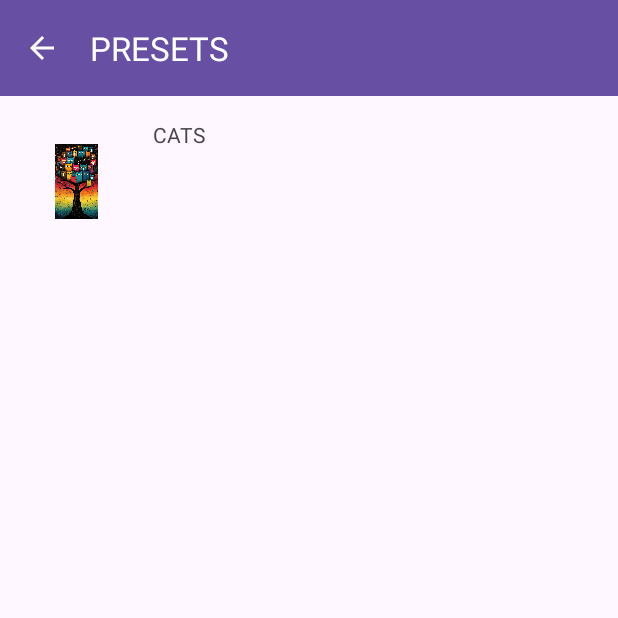
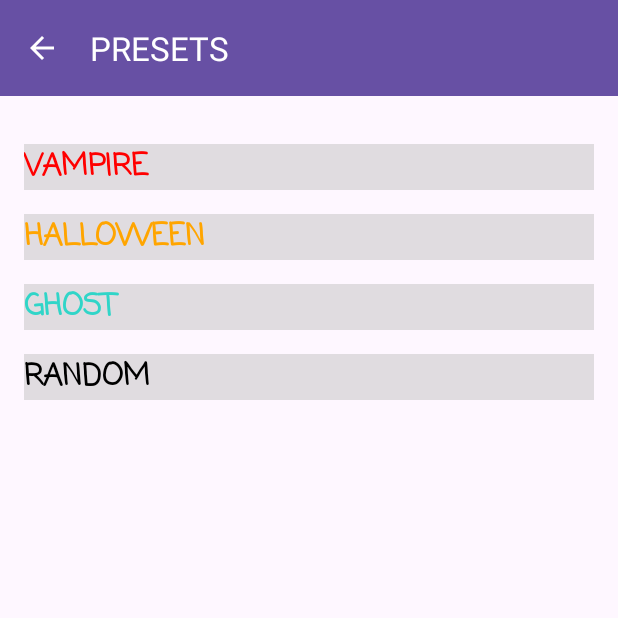
Before and after one commit to avburmel/DIGITART, an Android app: the PresetsActivity screen opened directly, with no data from a screen before it, on a phone screen of 412 x 824 dp, the top half of it. Run offline under Robolectric (Android 15) with nearby library versions, the phone set to English and light mode, and no system bars.

Commit message:
fix theme, fix some bugs, move presets activity

```diff
--- a/android/src/main/AndroidManifest.xml
+++ b/android/src/main/AndroidManifest.xml
@@ -23,10 +23,12 @@
         tools:targetApi="31">
         <activity
             android:name=".PresetsActivity"
-            android:exported="false" />
+            android:exported="false"
+            android:screenOrientation="portrait" />
         <activity
             android:name=".CommonSettingsActivity"
-            android:exported="false" />
+            android:exported="false"
+            android:screenOrientation="portrait" />
         <activity
             android:name=".ImageActivity"
             android:exported="false"
--- a/android/src/main/java/com/example/digitart/CommonSettingsActivity.java
+++ b/android/src/main/java/com/example/digitart/CommonSettingsActivity.java
@@ -62,6 +62,12 @@ public class CommonSettingsActivity extends AppCompatActivity {
             @Override
             public void onClick(View v){
                 onBackPressed();
+            }
+        });
+        toolbar.setOnClickListener(new View.OnClickListener() {
+            @Override
+            public void onClick(View v) {
+
             }
         });
     }
--- a/android/src/main/java/com/example/digitart/Presets.java
+++ b/android/src/main/java/com/example/digitart/Presets.java
@@ -2,11 +2,11 @@ package com.example.digitart;
 
 public class Presets {
     private String name;
-    private int imgResource;
+    private int color;
 
-    public Presets(String name, int flag) {
-        this.name=name;
-        this.imgResource=flag;
+    public Presets(String name, int color) {
+        this.name = name;
+        this.color = color;
     }
 
     public String getName() {
@@ -17,11 +17,11 @@ public class Presets {
         this.name = name;
     }
 
-    public int getImgResource() {
-        return this.imgResource;
+    public int getColor() {
+        return this.color;
     }
 
-    public void setFlagResource(int imgResource) {
-        this.imgResource = imgResource;
+    public void setColor(int color) {
+        this.color = color;
     }
 }
--- a/android/src/main/java/com/example/digitart/PresetsActivity.java
+++ b/android/src/main/java/com/example/digitart/PresetsActivity.java
@@ -50,14 +50,23 @@ public class PresetsActivity extends AppCompatActivity {
                 onBackPressed();
             }
         });
+        toolbar.setOnClickListener(new View.OnClickListener() {
+            @Override
+            public void onClick(View v) {
+
+            }
+        });
 
         setInitialData();
         RecyclerView recyclerView = findViewById(R.id.presets_list);
         PresetsAdapter adapter = new PresetsAdapter(this, presets);
         recyclerView.setAdapter(adapter);
     }
-    private void setInitialData(){
-        presets.add(new Presets ("CATS", R.drawable.cats_tree));
+    private void setInitialData() {
+        presets.add(new Presets ("VAMPIRE", 0xFFFF0000));
+        presets.add(new Presets ("HALLOWEEN", 0xFFFFA500));
+        presets.add(new Presets ("GHOST", 0xFF30D5C8));
+        presets.add(new Presets ("RANDOM", 0xFF000000));
     }
 
     @Override
--- a/android/src/main/java/com/example/digitart/PresetsAdapter.java
+++ b/android/src/main/java/com/example/digitart/PresetsAdapter.java
@@ -28,8 +28,8 @@ public class PresetsAdapter extends RecyclerView.Adapter<PresetsAdapter.ViewHold
     @Override
     public void onBindViewHolder(PresetsAdapter.ViewHolder holder, int position) {
         Presets state = presets.get(position);
-        holder.imgView.setImageResource(state.getImgResource());
         holder.nameView.setText(state.getName());
+        holder.nameView.setTextColor(state.getColor());
     }
 
     @Override
@@ -38,11 +38,9 @@ public class PresetsAdapter extends RecyclerView.Adapter<PresetsAdapter.ViewHold
     }
 
     public static class ViewHolder extends RecyclerView.ViewHolder {
-        final ImageView imgView;
         final TextView nameView;
         ViewHolder(View view){
             super(view);
-            imgView = view.findViewById(R.id.img);
             nameView = view.findViewById(R.id.name);
         }
     }
--- a/android/src/main/java/com/example/digitart/SettingsActivity.java
+++ b/android/src/main/java/com/example/digitart/SettingsActivity.java
@@ -54,6 +54,12 @@ public class SettingsActivity extends AppCompatActivity {
             @Override
             public void onClick(View v){
                 onBackPressed();
+            }
+        });
+        toolbar.setOnClickListener(new View.OnClickListener() {
+            @Override
+            public void onClick(View v) {
+
             }
         });
 
--- a/android/src/main/res/layout/for_spinner.xml
+++ b/android/src/main/res/layout/for_spinner.xml
@@ -10,7 +10,7 @@
         android:layout_height="wrap_content"
         android:fontFamily="casual"
         android:textStyle="bold"
-        android:textColor="#FF6750A4"
+        android:textColor="?attr/colorPrimary"
         android:textSize="20sp"
         android:background="@android:color/transparent"
         android:layout_margin="8dp"/>
--- a/android/src/main/res/layout/list_item_presets.xml
+++ b/android/src/main/res/layout/list_item_presets.xml
@@ -5,25 +5,20 @@
     android:layout_width="match_parent"
     android:layout_height="wrap_content" >
 
-    <ImageView
-        android:id="@+id/img"
-        android:layout_width="70dp"
-        android:layout_height="50dp"
-        android:layout_marginTop="16dp"
-        android:layout_marginBottom="16dp"
-        app:layout_constraintLeft_toLeftOf="parent"
-        app:layout_constraintRight_toLeftOf="@+id/name"
-        app:layout_constraintTop_toTopOf="parent"
-        app:layout_constraintBottom_toBottomOf="parent" />
 
     <TextView
         android:id="@+id/name"
-        android:layout_width="0dp"
+        android:layout_width="match_parent"
         android:layout_height="wrap_content"
-        android:layout_marginLeft="16dp"
-        android:text="Название"
+        android:layout_marginTop="16dp"
+        android:text="name"
+        android:fontFamily="casual"
+        android:textStyle="bold"
+        android:background="#7FC0C0C0"
+        android:textColor="?attr/colorPrimary"
+        android:textSize="20sp"
+        app:layout_constraintLeft_toLeftOf="parent"
         app:layout_constraintRight_toRightOf="parent"
-        app:layout_constraintLeft_toRightOf="@+id/img"
         app:layout_constraintTop_toTopOf="parent" />
 
 </androidx.constraintlayout.widget.ConstraintLayout>
--- a/android/src/main/res/values-night/themes.xml
+++ b/android/src/main/res/values-night/themes.xml
@@ -1,6 +1,6 @@
 <resources xmlns:tools="http://schemas.android.com/tools">
     <!-- Base application theme. -->
-    <style name="Base.Theme.DIGITART" parent="Theme.Material3.DayNight.NoActionBar">
+    <style name="Base.Theme.DIGITART" parent="Theme.Material3.Light.NoActionBar">
         <!-- Customize your dark theme here. -->
         <!-- <item name="colorPrimary">@color/my_dark_primary</item> -->
     </style>
--- a/android/src/main/res/values/themes.xml
+++ b/android/src/main/res/values/themes.xml
@@ -1,6 +1,6 @@
 <resources xmlns:tools="http://schemas.android.com/tools">
     <!-- Base application theme. -->
-    <style name="Base.Theme.DIGITART" parent="Theme.Material3.DayNight.NoActionBar">
+    <style name="Base.Theme.DIGITART" parent="Theme.Material3.Light.NoActionBar">
         <!-- Customize your light theme here. -->
         <!-- <item name="colorPrimary">@color/my_light_primary</item> -->
     </style>
```
Also changed, not shown: android/src/main/java/com/example/digitart/ImageActivity.java (+7 -1 lines), android/src/main/res/layout/activity_common_settings.xml (+11 -11 lines), android/src/main/res/layout/activity_image.xml (+55 -46 lines), android/src/main/res/layout/activity_main.xml (+7 -6 lines), android/src/main/res/layout/list_item.xml (+10 -10 lines).
